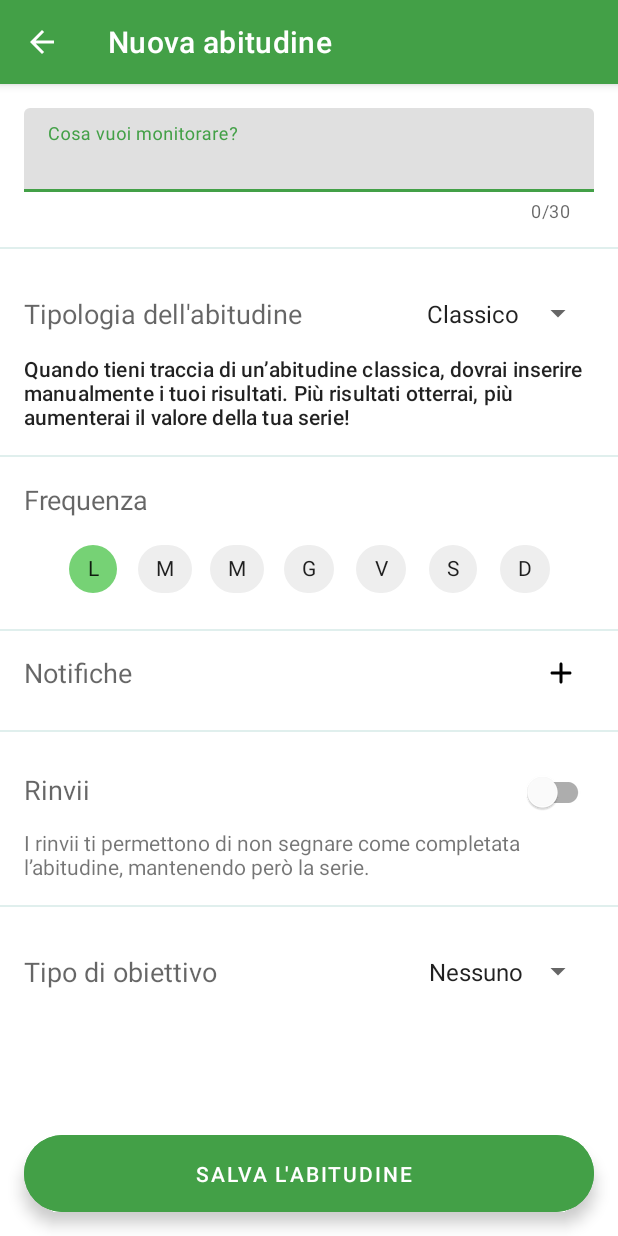
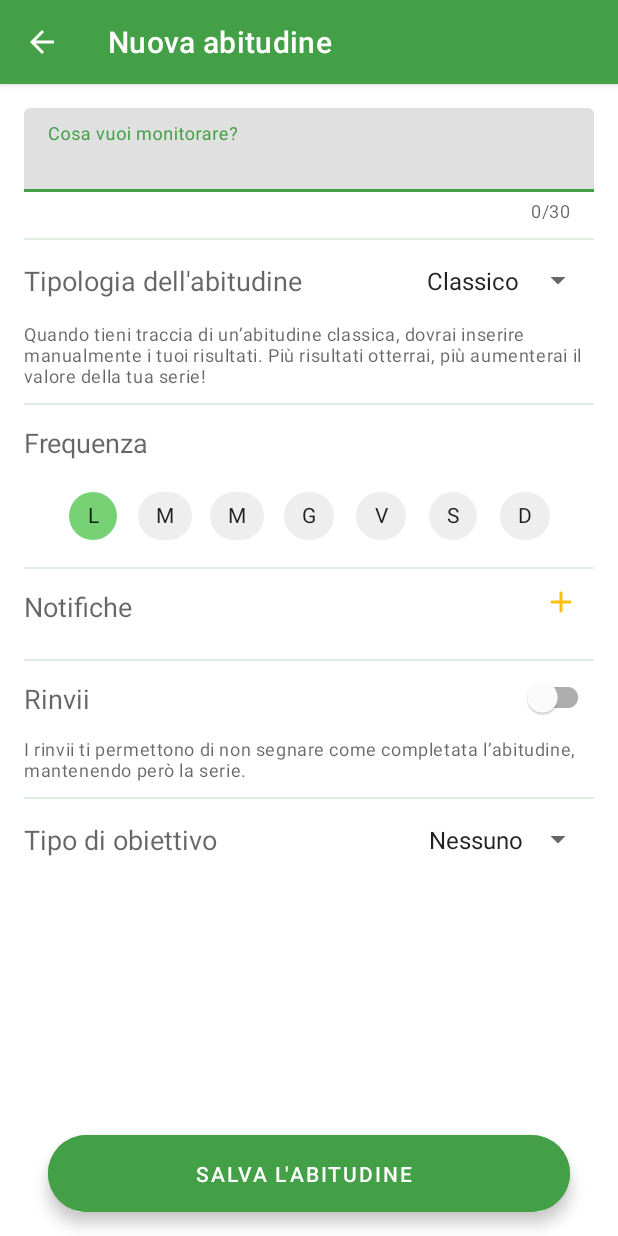
Before and after one commit to Juuzen/Sprout, an Android app: the CreateHabitActivity screen opened directly, with no data from a screen before it, on a phone screen of 412 x 824 dp. Run offline under Robolectric (Android 15) with nearby library versions, the phone set to English and light mode, and no system bars; libraries missing offline, so code that uses them is left out: com.shawnlin.numberpicker; plain views replace NumberPicker; 4 statements that could not run were skipped.

Commit message:
Code clean up 2

```diff
--- a/app/src/main/res/layout/activity_create_habit.xml
+++ b/app/src/main/res/layout/activity_create_habit.xml
@@ -1,10 +1,11 @@
 <?xml version="1.0" encoding="utf-8"?>
 <androidx.coordinatorlayout.widget.CoordinatorLayout xmlns:android="http://schemas.android.com/apk/res/android"
-    xmlns:app="http://schemas.android.com/apk/res-auto"
     xmlns:tools="http://schemas.android.com/tools"
     android:layout_width="match_parent"
     android:layout_height="match_parent"
-    tools:context=".CreateHabitActivity">
+    tools:context=".CreateHabitActivity"
+    android:paddingLeft="@dimen/formOuterSpace"
+    android:paddingRight="@dimen/formOuterSpace">
 
     <androidx.core.widget.NestedScrollView
         android:layout_width="match_parent"
--- a/app/src/main/res/layout/divider_layout.xml
+++ b/app/src/main/res/layout/divider_layout.xml
@@ -1,7 +1,8 @@
 <?xml version="1.0" encoding="utf-8"?>
 
 <View xmlns:android="http://schemas.android.com/apk/res/android"
-    android:layout_width="match_parent"
-    android:layout_height="match_parent"
+    android:layout_width="wrap_content"
+    android:layout_height="wrap_content"
     android:background="?android:attr/listDivider"
-    android:backgroundTint="#00796B" />
+    android:layout_marginTop="10dp"
+    android:backgroundTint="@color/primaryDarkColor" />
--- a/app/src/main/res/layout/fragment_frequency.xml
+++ b/app/src/main/res/layout/fragment_frequency.xml
@@ -3,20 +3,16 @@
     xmlns:app="http://schemas.android.com/apk/res-auto"
     android:layout_width="match_parent"
     android:layout_height="match_parent"
-    android:orientation="vertical"
-    android:padding="@dimen/formPadding">
+    android:orientation="vertical">
 
     <TextView
-        android:layout_width="match_parent"
-        android:layout_height="wrap_content"
-        android:text="@string/frequencyString"
-        android:textAppearance="@style/TextAppearance.AppCompat.Medium" />
+        style="@style/SproutTitle"
+        android:text="@string/frequencyString"/>
 
     <HorizontalScrollView
         android:layout_width="wrap_content"
         android:layout_height="wrap_content"
         android:layout_gravity="center"
-        android:layout_marginTop="10dp"
         android:scrollbars="none">
 
         <com.google.android.material.chip.ChipGroup
--- a/app/src/main/res/layout/fragment_goal.xml
+++ b/app/src/main/res/layout/fragment_goal.xml
@@ -4,7 +4,6 @@
     android:layout_width="match_parent"
     android:layout_height="wrap_content"
     android:orientation="vertical"
-    android:padding="@dimen/formPadding"
     tools:context=".fragment.GoalFragment">
 
     <LinearLayout
@@ -14,11 +13,8 @@
         android:orientation="horizontal">
 
         <TextView
-            android:layout_width="0dp"
-            android:layout_height="wrap_content"
-            android:layout_weight="1"
-            android:text="@string/goalString"
-            android:textAppearance="@style/TextAppearance.AppCompat.Medium" />
+            style="@style/SproutTitleHorizontal"
+            android:text="@string/goalString" />
 
         <Spinner
             android:id="@+id/goalSpinner"
--- a/app/src/main/res/layout/fragment_goal_action.xml
+++ b/app/src/main/res/layout/fragment_goal_action.xml
@@ -10,35 +10,26 @@
     <LinearLayout
         android:layout_width="match_parent"
         android:layout_height="wrap_content"
-        android:gravity="top"
+        android:gravity="center"
         android:orientation="horizontal">
 
         <TextView
             android:layout_width="0dp"
             android:layout_height="wrap_content"
-            android:layout_marginTop="16dp"
             android:layout_weight="1"
             android:text="@string/actionToCompleteString" />
 
         <com.shawnlin.numberpicker.NumberPicker
             android:id="@+id/goalMaxActionPicker"
-            android:layout_width="wrap_content"
-            android:layout_height="wrap_content"
-            app:np_dividerColor="@color/primaryDarkColor"
-            app:np_dividerType="underline"
-            app:np_fadingEdgeEnabled="true"
-            app:np_height="@dimen/number_picker_height"
+            style="@style/SproutNumberPicker"
             app:np_max="99"
             app:np_min="1"
-            app:np_orientation="horizontal"
-            app:np_value="15"
-            app:np_width="@dimen/number_picker_width" />
+            app:np_value="15" />
 
     </LinearLayout>
 
     <TextView
-        android:layout_width="match_parent"
-        android:layout_height="wrap_content"
+        style="@style/SproutInfo"
         android:text="@string/goalActionInfoString" />
 
 </LinearLayout>
--- a/app/src/main/res/layout/fragment_habit_type.xml
+++ b/app/src/main/res/layout/fragment_habit_type.xml
@@ -3,8 +3,7 @@
     xmlns:app="http://schemas.android.com/apk/res-auto"
     android:layout_width="match_parent"
     android:layout_height="wrap_content"
-    android:orientation="vertical"
-    android:padding="@dimen/formPadding">
+    android:orientation="vertical">
 
     <LinearLayout
         android:id="@+id/habitTypeContainer"
@@ -14,11 +13,8 @@
         android:orientation="horizontal">
 
         <TextView
-            android:layout_width="0dp"
-            android:layout_height="wrap_content"
-            android:layout_weight="1"
-            android:text="@string/habitTypeString"
-            android:textAppearance="@style/TextAppearance.AppCompat.Medium" />
+            style="@style/SproutTitleHorizontal"
+            android:text="@string/habitTypeString"/>
 
         <Spinner
             android:id="@+id/habitTypeSpinner"
@@ -32,16 +28,13 @@
 
     <TextView
         android:id="@+id/informationMessage"
-        android:layout_width="match_parent"
-        android:layout_height="wrap_content"
-        android:text="@string/infoClassicHabit"
-        android:textAppearance="@style/TextAppearance.MaterialComponents.Subtitle2" />
+        style="@style/SproutInfo"
+        android:text="@string/infoClassicHabit"/>
 
     <LinearLayout
         android:id="@+id/counterContainer"
         android:layout_width="match_parent"
         android:layout_height="wrap_content"
-        android:layout_marginTop="10dp"
         android:gravity="center"
         android:orientation="horizontal"
         android:visibility="visible">
--- a/app/src/main/res/layout/fragment_reminders.xml
+++ b/app/src/main/res/layout/fragment_reminders.xml
@@ -4,11 +4,7 @@
     xmlns:app="http://schemas.android.com/apk/res-auto"
     android:layout_width="match_parent"
     android:layout_height="wrap_content"
-    android:orientation="vertical"
-    android:paddingTop="6dp"
-    android:paddingBottom="@dimen/formPadding"
-    android:paddingLeft="@dimen/formPadding"
-    android:paddingRight="@dimen/formPadding">
+    android:orientation="vertical">
 
 
 
@@ -19,11 +15,8 @@
         android:orientation="horizontal">
 
         <TextView
-            android:layout_width="0dp"
-            android:layout_height="wrap_content"
-            android:layout_weight="1"
-            android:text="@string/notifyContentDescription"
-            android:textAppearance="@style/TextAppearance.AppCompat.Medium" />
+            style="@style/SproutTitleHorizontal"
+            android:text="@string/notifyContentDescription" />
 
         <ImageButton
             android:id="@+id/addReminder"
@@ -35,7 +28,7 @@
             android:padding="10dp"
             android:contentDescription="@string/addReminderContentDescription"
             android:src="@drawable/ic_add_24"
-            android:tint="@color/blackColor" />
+            android:tint="@color/secondaryColor" />
 
     </LinearLayout>
 
--- a/app/src/main/res/layout/fragment_snooze.xml
+++ b/app/src/main/res/layout/fragment_snooze.xml
@@ -6,7 +6,6 @@
     android:layout_height="match_parent"
     android:layout_gravity="center"
     android:orientation="vertical"
-    android:padding="@dimen/formPadding"
     tools:context=".fragment.SnoozeFragment">
 
     <LinearLayout
@@ -15,11 +14,8 @@
         android:orientation="horizontal">
 
         <TextView
-            android:layout_width="0dp"
-            android:layout_height="wrap_content"
-            android:layout_weight="1"
-            android:text="@string/snoozeString"
-            android:textAppearance="@style/TextAppearance.AppCompat.Medium" />
+            style="@style/SproutTitleHorizontal"
+            android:text="@string/snoozeString"/>
 
         <com.google.android.material.switchmaterial.SwitchMaterial
             android:id="@+id/snoozeSwitch"
@@ -30,8 +26,7 @@
     </LinearLayout>
 
     <TextView
-        android:layout_width="match_parent"
-        android:layout_height="wrap_content"
+        style="@style/SproutInfo"
         android:text="@string/snoozeInfoString" />
 
     <LinearLayout
--- a/app/src/main/res/layout/fragment_title.xml
+++ b/app/src/main/res/layout/fragment_title.xml
@@ -5,7 +5,6 @@
     android:layout_width="match_parent"
     android:layout_height="wrap_content"
     android:hint="@string/titleHintString"
-    android:padding="@dimen/formPadding"
     app:counterEnabled="true"
     app:counterMaxLength="30"
     app:endIconMode="clear_text"
@@ -15,6 +14,7 @@
         android:id="@+id/titleField"
         android:layout_width="match_parent"
         android:layout_height="wrap_content"
+        android:layout_marginTop="16dp"
         android:inputType="text"
         android:maxLength="30"
         android:singleLine="true" />
--- a/app/src/main/res/values/dimensions.xml
+++ b/app/src/main/res/values/dimensions.xml
@@ -1,6 +1,6 @@
 <?xml version="1.0" encoding="utf-8"?>
 <resources>
-    <dimen name="formPadding">16dp</dimen>
+    <dimen name="formOuterSpace">16dp</dimen>
     <dimen name="text_margin">10dp</dimen>
 
     <dimen name="number_picker_height">40dp</dimen>
--- a/app/src/main/res/values/styles.xml
+++ b/app/src/main/res/values/styles.xml
@@ -8,6 +8,25 @@
         <item name="colorAccent">@color/secondaryColor</item>
         <item name="colorError">@color/redColor</item>
 
+    </style>
+
+    <style name="SproutTitle">
+        <item name="android:layout_width">match_parent</item>
+        <item name="android:layout_height">50dp</item>
+        <item name="android:gravity">center_vertical</item>
+        <item name="android:layout_gravity">center_vertical</item>
+        <item name="android:textAppearance">@style/TextAppearance.AppCompat.Medium</item>
+    </style>
+
+    <style name="SproutTitleHorizontal" parent="SproutTitle">
+        <item name="android:layout_width">0dp</item>
+        <item name="android:layout_weight">1</item>
+    </style>
+
+    <style name="SproutInfo">
+        <item name="android:layout_width">wrap_content</item>
+        <item name="android:layout_height">wrap_content</item>
+        <item name="android:textAppearance">@style/TextAppearance.MaterialComponents.Caption</item>
     </style>
 
     <style name="SproutChip" parent="Widget.MaterialComponents.Chip.Entry">
```
